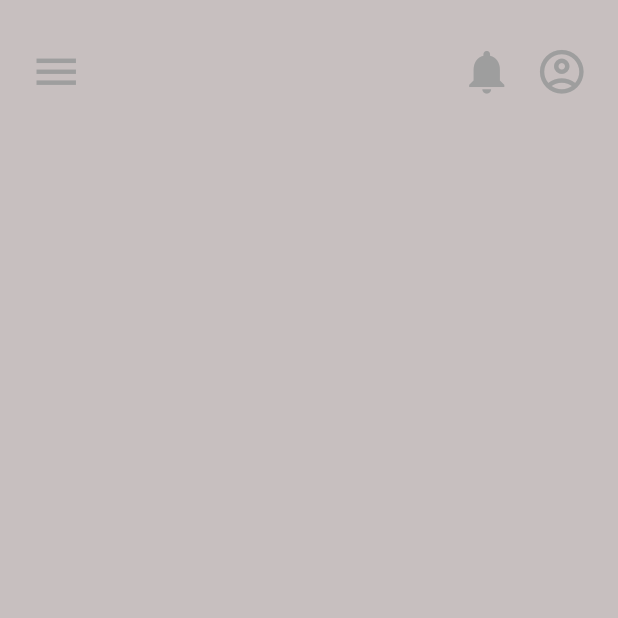
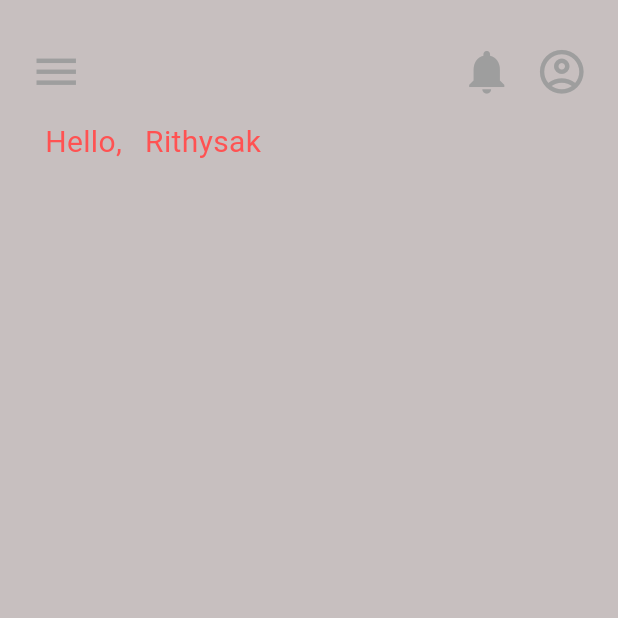
Before and after one commit to SourngRithysak/book_app, a Flutter app: the HomeScreen screen opened directly, on a phone screen of 412 x 824 dp, the top half of it. Run offline on Flutter 3.47's test engine with Material 3 defaults, Android fonts, the light colour scheme and no system bars; our stand-ins replace animated_splash_screen, curved_navigation_bar, lottie.

Commit message:
edit more

```diff
--- a/lib/screens/home_screen.dart
+++ b/lib/screens/home_screen.dart
@@ -18,7 +18,8 @@ class _HomeStateScreen extends State<HomeScreen> {
           children: [
             Column(
               children: [
-                _header
+                _header,
+                _userName
               ],
             )
           ],
@@ -47,4 +48,22 @@ class _HomeStateScreen extends State<HomeScreen> {
       ),
     );
   }
+
+  Widget get _userName{
+    return Padding(
+      padding: EdgeInsets.only(top: 5, left: 30, bottom: 20),
+      child: Column(
+        children: [
+          Row(
+            mainAxisAlignment: MainAxisAlignment.start,
+            children: [
+              SizedBox(child: Text("Hello, ", style: TextStyle(color: Colors.redAccent, fontSize: 20),),),
+              SizedBox(width: 10,),
+              SizedBox(child: Text("Rithysak", style: TextStyle(color: Colors.redAccent, fontSize: 20),),)
+            ],
+          )
+        ],
+      ),
+    );
+  }
 }
```
